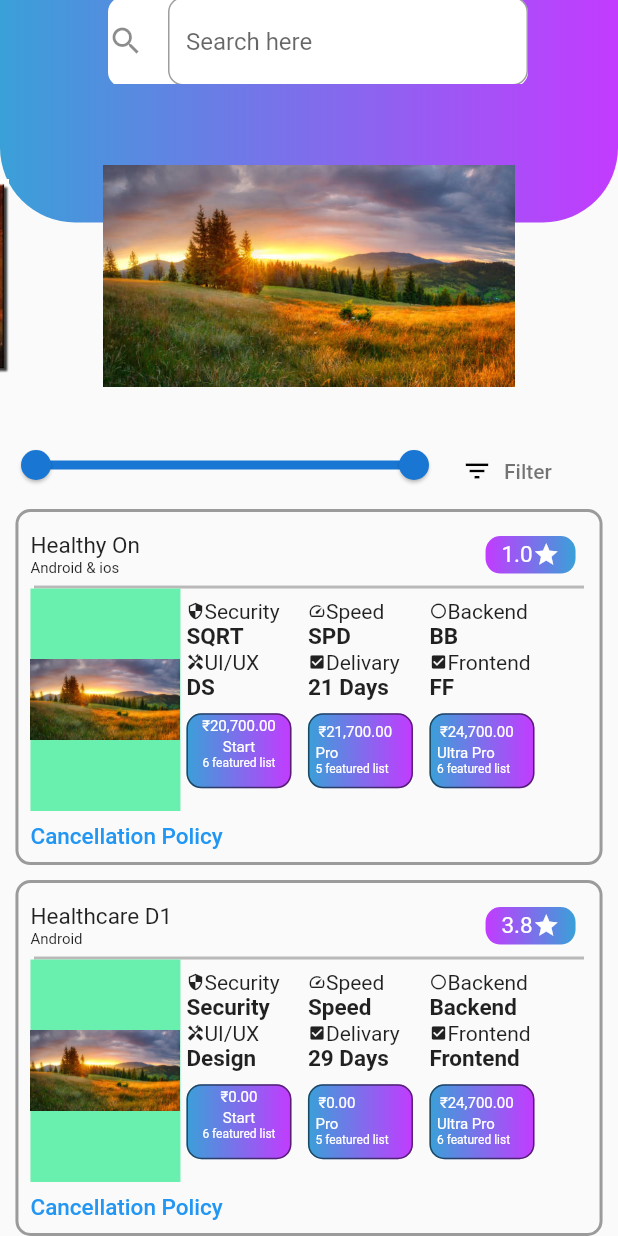
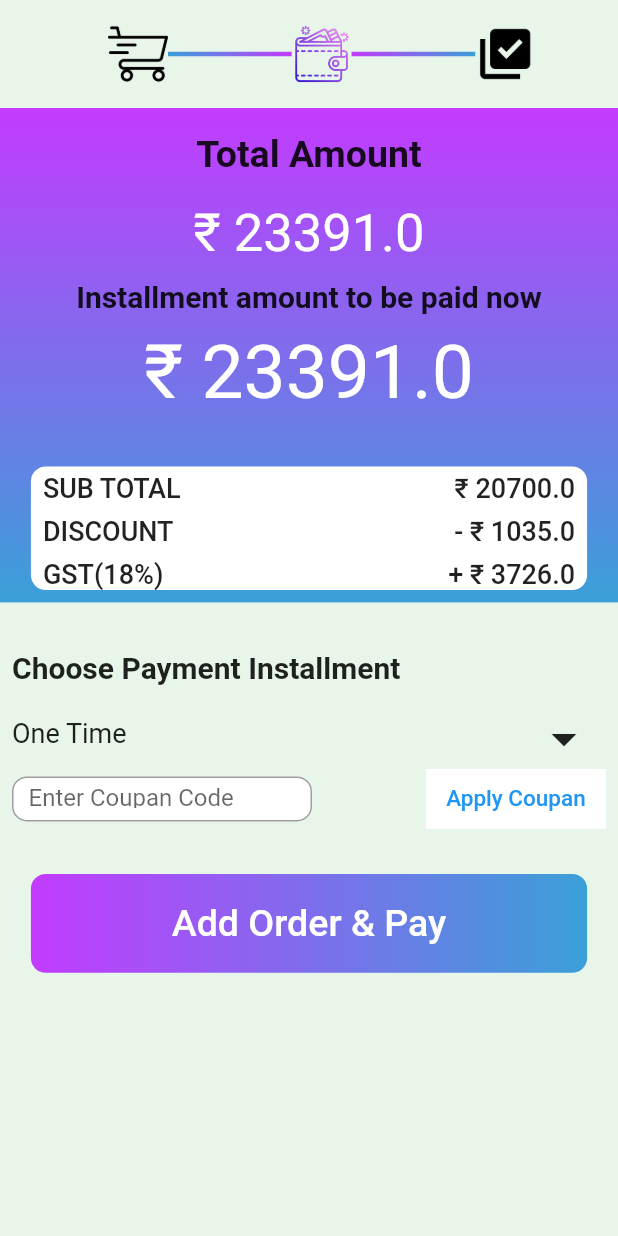
Before and after one commit to roshan-flutter/Devthread, a Flutter app: the screen it shows after launch, on a phone screen of 412 x 824 dp. Run offline on Flutter 3.47's test engine with Material 2 defaults, Android fonts, the phone set to English and light mode, and no system bars; drawn by our look-alikes of carousel_slider.

Commit message:
Total amount page is added, with GST calculator and paying button

```diff
--- a/lib/main.dart
+++ b/lib/main.dart
@@ -4,6 +4,7 @@ import 'package:devthread/pages/page1.dart';
 import 'package:devthread/pages/page2.dart';
 import 'package:devthread/pages/prod_Description.dart';
 import 'package:devthread/pages/services_popup.dart';
+import 'package:devthread/pages/total_amount.dart';
 import 'package:devthread/pages/userProfilePage.dart';
 import 'package:flutter/material.dart';
 void main() {
@@ -22,7 +23,7 @@ class _MyAppState extends State<MyApp> {
   Widget build(BuildContext context) {
     return //UserProfile();
     // return UserProfile();
-     SecondPage();
+     TotalAmount();
 
     return MaterialApp(
       debugShowCheckedModeBanner: false,
--- a/lib/pages/page2.dart
+++ b/lib/pages/page2.dart
@@ -35,6 +35,7 @@ class _SecondPageState extends State<SecondPage> {
                 TextField(
                   decoration: InputDecoration(
                     border: OutlineInputBorder(
+                      borderSide: const BorderSide(width: 0),
                       borderRadius: BorderRadius.all(Radius.circular(10)),
                     ),
                     hintText: 'Search here',
--- /dev/null
+++ b/lib/pages/total_amount.dart
@@ -0,0 +1,327 @@
+import 'package:devthread/Test/buttontest.dart';
+import 'package:flutter/material.dart';
+class TotalAmount extends StatefulWidget {
+  const TotalAmount({Key? key}) : super(key: key);
+
+  @override
+  State<TotalAmount> createState() => _TotalAmountState();
+}
+
+class _TotalAmountState extends State<TotalAmount> {
+  var total_amount = 23391.00;
+
+  @override
+  Widget build(BuildContext context) {
+    return MaterialApp(
+      debugShowCheckedModeBanner: false,
+      home: SafeArea(
+        child: Scaffold(
+        appBar: AppBar(
+          elevation: 0,
+          backgroundColor: Colors.green.shade50,
+          leading: Container(width: 10,),
+          title: Padding(
+            padding: const EdgeInsets.only(top: 32,bottom: 16),
+            child: Top(),
+          ),
+        ),
+        body: Container(
+          color: Colors.green.shade50,
+          child: Column(
+            children: [
+              Container1(),
+           Container(
+             child: Column(
+               children: [
+                 Padding(padding: EdgeInsets.only(left: 8,top: 16),
+                   child: Row(
+                     children: [Text("Choose Payment Installment",
+                       style: TextStyle(
+                         fontWeight: FontWeight.bold,
+                         fontSize: 20,
+                       ),
+                     ),
+                     ],
+                   ),
+                 ),
+                 Padding(padding: EdgeInsets.only(left: 8,top: 8,right:16),
+                   child: Row(
+                     mainAxisAlignment: MainAxisAlignment.spaceBetween,
+                     children: [
+                       Text("One Time",
+                         style: TextStyle(
+                           fontSize: 18,
+                           fontWeight: FontWeight.w400,
+                         ),
+                       ),
+                       IconButton(onPressed: (){}, icon: Icon(Icons.arrow_drop_down_outlined,
+                       size: 40,)),
+                     ],
+                   ),
+                 ),
+                 Padding(
+                   padding: const EdgeInsets.only(left: 8,right: 8),
+                   child: Row(
+                     mainAxisAlignment: MainAxisAlignment.spaceBetween,
+                     children: [
+                       Container(
+                         width: 200,
+                         height: 30,
+                         child: Padding(
+                           padding: const EdgeInsets.only(left:10,top: 12 ),
+                           child: TextField(
+                             decoration: InputDecoration(
+                               border: InputBorder.none,
+                               hintText: "Enter Coupan Code",
+                             ),
+                           ),
+                         ),
+                         decoration: BoxDecoration(
+                           borderRadius: BorderRadius.all(Radius.circular(10)),
+                           color: Colors.white,
+                           border: Border.all(width: 1,color: Colors.black38),
+                         ),
+                       ),
+                       Container(
+                         height: 40,
+                         width: 120,
+                         color: Colors.white,
+                         child: TextButton(
+                           onPressed: (){},
+                           child: Text("Apply Coupan",
+                           style: TextStyle(
+                           fontSize: 15,
+                           ),
+                           ),
+                         ),
+                       ),
+                     ],
+                   ),
+                 ),
+               ],
+             ),
+           ),
+              SizedBox(height: 30,),
+              OrderButton(),
+            ],
+          ),
+        ),
+      ),
+      ),
+    );
+  }
+}
+
+class Top extends StatelessWidget {
+  const Top({Key? key}) : super(key: key);
+
+  @override
+  Widget build(BuildContext context) {
+    return Container(
+      child: Row(
+        children: [
+          Bar("icons/cart.png"),
+          Container(width: MediaQuery.of(context).size.width*0.2,
+            height: 3,
+          decoration: BoxDecoration(
+            gradient:  LinearGradient(
+              colors: [Color(0xFF3aa0d8),
+                Color(0xFFc33bff)],
+            ),
+          ),
+          ),
+          Bar("icons/wallet.png"),
+          Container(width: MediaQuery.of(context).size.width*0.2,
+            height: 3,
+            decoration: BoxDecoration(
+              gradient:  LinearGradient(
+                colors: [Color(0xFFc33bff),
+                  Color(0xFF3aa0d8)],
+              ),
+            ),
+          ),
+          Bar("icons/check.png"),
+        ],
+      ),
+    );
+  }
+}
+Widget Bar (String _imgpathlink){
+  return InkWell(
+    onTap: (){
+      print("button is working");
+    },
+    child: Container(
+        width: 40,
+        height: 40,
+        child: Image.asset(_imgpathlink,)),
+  );
+}
+
+class Container1 extends StatefulWidget {
+  const Container1({Key? key}) : super(key: key);
+
+  @override
+  State<Container1> createState() => _Container1State();
+}
+
+class _Container1State extends State<Container1> {
+  @override
+  Widget build(BuildContext context) {
+    var total_amount = 23391.00;
+    var price =20700.00;
+    var discount =1035.00;
+    var gst =price*.18;
+    return Padding(
+      padding: const EdgeInsets.only(top: 16,bottom: 16),
+      child: Container(
+        width: MediaQuery.of(context).size.width,
+        height: MediaQuery.of(context).size.height*0.4,
+        decoration: BoxDecoration(
+          gradient:  LinearGradient(
+            colors: [Color(0xFFc33bff),
+              Color(0xFF3aa0d8)],
+            begin: Alignment.topCenter,
+            end: Alignment.bottomCenter
+          ),
+        ),
+        child: Column(
+          children: [
+            Padding(
+              padding: const EdgeInsets.only(top: 16,bottom: 8),
+              child: Text("Total Amount",
+              style: TextStyle(
+                fontSize: 25,
+                fontWeight: FontWeight.bold,
+              ),),
+            ),
+            SizedBox(height:10 ),
+            Text("₹ "+total_amount.toString(),
+            style: TextStyle(
+              fontWeight: FontWeight.w400,
+              fontSize: 35,
+              color: Colors.white,
+            ),),
+            SizedBox(height:10 ),
+            Text("Installment amount to be paid now",
+            style: TextStyle(
+              fontSize: 20,
+              fontWeight: FontWeight.bold,
+            ),),
+            SizedBox(height:10 ),
+            Text("₹ "+total_amount.toString(),
+            style: TextStyle(
+              fontSize: 50,
+              color: Colors.white,
+            ),),
+            SizedBox(
+              height: MediaQuery.of(context).size.height*0.04,
+            ),
+            Container(
+              width: MediaQuery.of(context).size.width*0.9,
+              height: MediaQuery.of(context).size.height*0.1,
+              decoration: BoxDecoration(
+                borderRadius: BorderRadius.all(Radius.circular(10)),
+                color: Colors.white,
+              ),
+              child: Column(
+                crossAxisAlignment: CrossAxisAlignment.stretch,
+                mainAxisAlignment: MainAxisAlignment.spaceBetween,
+                children: [
+                  Padding(
+                    padding: const EdgeInsets.only(top: 4,left: 8,right: 8),
+                    child: Row(
+                      mainAxisAlignment: MainAxisAlignment.spaceBetween,
+                    children: [
+                      Text("SUB TOTAL",
+                        style: TextStyle(
+                          fontSize: 18,
+                          fontWeight: FontWeight.w500,
+                        ),
+                      ),
+                      Text("₹ "+price.toString(),
+                        style: TextStyle(
+                            fontSize: 18,
+                            fontWeight: FontWeight.w500
+                        ),),
+                    ],
+                ),
+                  ),
+                  Padding(
+                    padding: const EdgeInsets.only(top: 4,left: 8,right: 8),
+                    child: Row(
+                      mainAxisAlignment: MainAxisAlignment.spaceBetween,
+                      children: [
+                        Text("DISCOUNT",
+                          style: TextStyle(
+                            fontSize: 18,
+                            fontWeight: FontWeight.w500,
+                          ),
+                        ),
+                        Text("- ₹ "+discount.toString(),
+                          style: TextStyle(
+                              fontSize: 18,
+                              fontWeight: FontWeight.w500
+                          ),),
+                      ],
+                    ),
+                  ),
+                  Padding(
+                    padding: const EdgeInsets.only(top: 4,left: 8,right: 8),
+                    child: Row(
+                      mainAxisAlignment: MainAxisAlignment.spaceBetween,
+                      children: [
+                        Text("GST(18%)",
+                          style: TextStyle(
+                            fontSize: 18,
+                            fontWeight: FontWeight.w500
+                          ),
+                        ),
+                        Text("+ ₹ "+gst.toString(),
+                          style: TextStyle(
+                              fontSize: 18,
+                              fontWeight: FontWeight.w500
+                          ),
+                        ),
+                      ],
+                    ),
+                  ),
+                ],
+              ),
+            ),
+          ],
+        ),
+      ),
+    );
+  }
+}
+class OrderButton extends StatelessWidget {
+  const OrderButton({Key? key}) : super(key: key);
+
+  @override
+  Widget build(BuildContext context) {
+    return Container(
+      width: MediaQuery.of(context).size.width*0.9,
+      height: MediaQuery.of(context).size.height*0.08,
+      decoration: BoxDecoration(
+        borderRadius: BorderRadius.all(Radius.circular(10)),
+        gradient: LinearGradient(
+          colors: [Color(0xFFc33bff),
+            Color(0xFF3aa0d8)],
+        ),
+      ),
+      child: TextButton(
+        onPressed: (){
+          Navigator.push(context, MaterialPageRoute(builder: (context)=>ButtonTest()));
+        },
+        child: Text("Add Order & Pay",
+        style: TextStyle(
+          color: Colors.white,
+          fontSize: 25,
+          fontWeight: FontWeight.w500,
+        ),
+        ),
+      ),
+    );
+  }
+}
```
Also changed, not shown: icons/cart.png (added), icons/check.png (added), icons/wallet.png (added).
